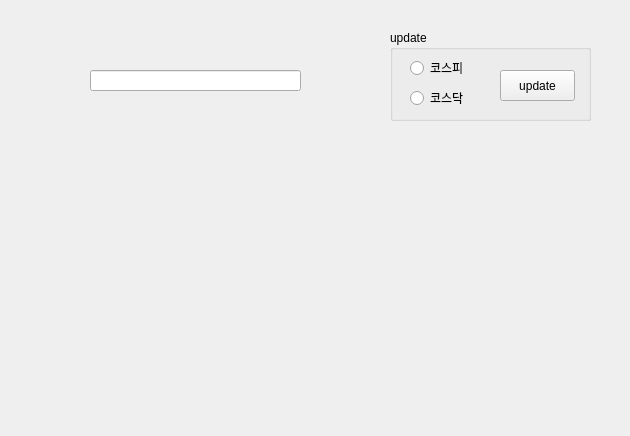
Old version of the form kiwoom/work/ui/stockinfo/listedcorporation.ui in the repository wangta69/python.
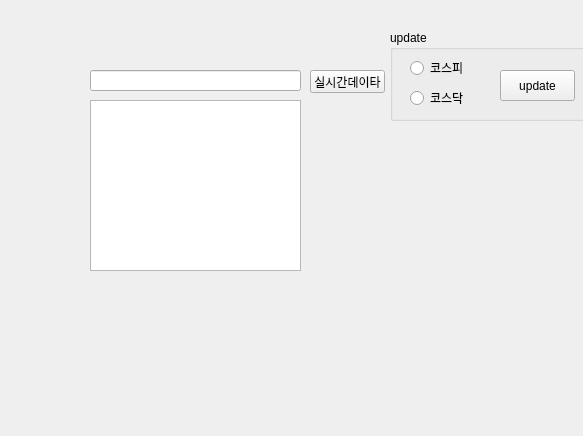
New version of the form.

Diff of the .ui file:
```diff
--- a/kiwoom/work/ui/stockinfo/listedcorporation.ui
+++ b/kiwoom/work/ui/stockinfo/listedcorporation.ui
@@ -6,7 +6,7 @@
    <rect>
     <x>0</x>
     <y>0</y>
-    <width>630</width>
+    <width>583</width>
     <height>436</height>
    </rect>
   </property>
@@ -75,6 +75,29 @@
     </rect>
    </property>
   </widget>
+  <widget class="QListView" name="listView">
+   <property name="geometry">
+    <rect>
+     <x>90</x>
+     <y>100</y>
+     <width>211</width>
+     <height>171</height>
+    </rect>
+   </property>
+  </widget>
+  <widget class="QPushButton" name="realtimeData">
+   <property name="geometry">
+    <rect>
+     <x>310</x>
+     <y>70</y>
+     <width>75</width>
+     <height>23</height>
+    </rect>
+   </property>
+   <property name="text">
+    <string>실시간데이타</string>
+   </property>
+  </widget>
  </widget>
  <resources/>
  <connections/>
```
